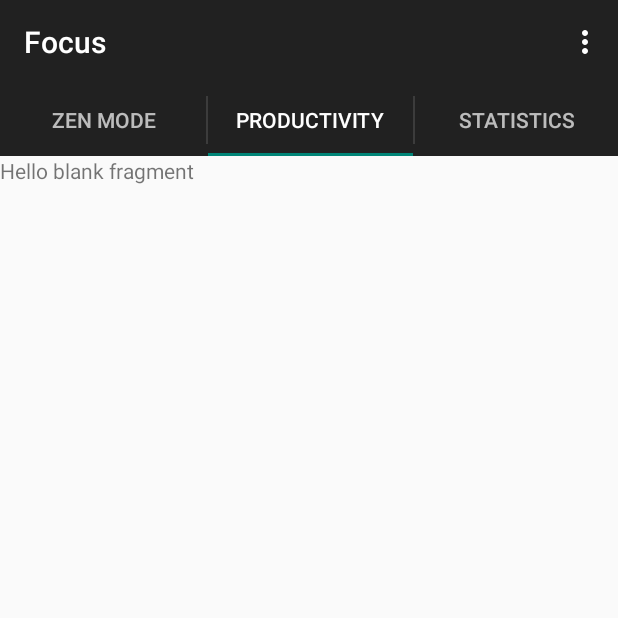
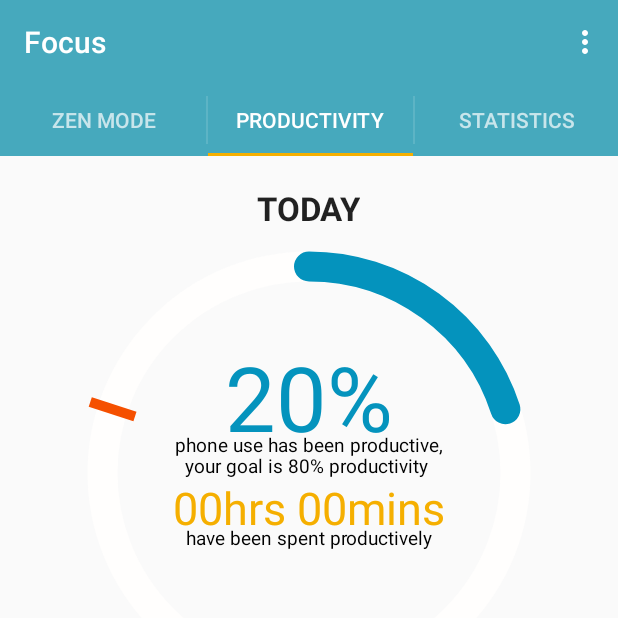
Before and after one commit to RishiBaijal/DHCS_project, an Android app: the screen it shows after launch (MainTabActivity), on a phone screen of 412 x 824 dp, the top half of it. Run offline under Robolectric (Android 15) with nearby library versions, the phone set to English and light mode, and no system bars.

Commit message:
Created custom UI objects

```diff
--- /dev/null
+++ b/Android/Focus/app/src/main/java/in/ac/iiitd/dhcs/focus/CustomUIClasses/MeterView.java
@@ -0,0 +1,220 @@
+package in.ac.iiitd.dhcs.focus.CustomUIClasses;
+
+import android.content.Context;
+import android.content.res.Resources;
+import android.graphics.Canvas;
+import android.graphics.Paint;
+import android.graphics.RectF;
+import android.graphics.Typeface;
+import android.util.AttributeSet;
+import android.view.View;
+
+import java.text.SimpleDateFormat;
+
+import in.ac.iiitd.dhcs.focus.R;
+
+/**
+ * Created by vedantdasswain on 12/03/15.
+ */
+public class MeterView extends View {
+    private Context mContext;
+    private int mBackgroundColor,mBackgroundWidth,mPrimaryColor,mPrimaryWidth,mTargetColor,mTargetLength,
+            mRegularTextSize,mPercentTextSize;
+    private Paint mArcPaintBackground,mArcPaintPrimary,mTargetMarkPaint,
+            mRegularText,mPercentText,mTargetText,mTitleText;
+    private float mPadding,mProgressPercent=5,mTarget=80;
+    private long mProgressValue=0;
+    private RectF mDrawingRect;
+    private static double M_PI_2 = Math.PI/2;
+
+    //MeterColour
+    private  int meterColour;
+    //TargetColour
+    private  int targetColour;
+
+    public MeterView(Context context, AttributeSet attrs) {
+        super(context, attrs);
+        mContext=context;
+        init();
+    }
+
+    private void init() {
+        Resources res = mContext.getResources();
+        float density = res.getDisplayMetrics().density;
+
+        meterColour=res.getColor(R.color.meterGauge);
+
+        targetColour=res.getColor(R.color.target);
+
+        mBackgroundColor = res.getColor(R.color.meterBackground);
+        mBackgroundWidth = (int)(20 * density); // default to 20dp
+        mPrimaryColor = meterColour;
+        mPrimaryWidth = (int)(20 * density);  // default to 20dp
+        mTargetColor = targetColour;
+        mTargetLength = (int)(mPrimaryWidth * 1.25); // 100% longer than arc line width
+        mRegularTextSize = (int)(mBackgroundWidth * 0.66); //Double the size of the width;
+        mPercentTextSize=(int)(mBackgroundWidth * 3);
+
+        mArcPaintBackground = new Paint() {
+            {
+                setDither(true);
+                setStyle(Style.STROKE);
+                setStrokeCap(Cap.SQUARE);
+                setStrokeJoin(Join.BEVEL);
+                setAntiAlias(true);
+            }
+        };
+        mArcPaintBackground.setColor(mBackgroundColor);
+        mArcPaintBackground.setStrokeWidth(mBackgroundWidth);
+
+        mArcPaintPrimary = new Paint() {
+            {
+                setDither(true);
+                setStyle(Style.STROKE);
+                setStrokeCap(Cap.ROUND);
+                setStrokeJoin(Join.ROUND);
+                setAntiAlias(true);
+            }
+        };
+        mArcPaintPrimary.setColor(mPrimaryColor);
+        mArcPaintPrimary.setStrokeWidth(mPrimaryWidth);
+
+        mTargetMarkPaint = new Paint() {
+            {
+                setDither(true);
+                setStyle(Style.STROKE);
+                setStrokeCap(Cap.SQUARE);
+                setStrokeJoin(Join.BEVEL);
+                setAntiAlias(true);
+            }
+        };
+        mTargetMarkPaint.setColor(mTargetColor);
+        // make target tick mark 1/3 width of progress(primary) arc width
+        mTargetMarkPaint.setStrokeWidth(mPrimaryWidth / 3);
+
+        // get widest drawn element to properly pad the rect we draw inside
+        float maxW = (mTargetLength >= mBackgroundWidth) ? mTargetLength : mBackgroundWidth;
+        // arc is drawn with it's stroke center at the rect size provided, so we have to pad
+        // it by half to bring it inside our bounding rect
+        mPadding = maxW / 2;
+        mProgressPercent = 0;
+
+        Typeface tf = Typeface.create("Helvetica",Typeface.NORMAL);
+        mRegularText=new Paint();
+        mRegularText.setColor(res.getColor(android.R.color.black));
+        mRegularText.setTextSize(mRegularTextSize);
+        mRegularText.setTextAlign(Paint.Align.CENTER);
+        mRegularText.setTypeface(tf);
+
+        mPercentText=new Paint();
+        mPercentText.setColor(meterColour);
+        mPercentText.setTextSize(mPercentTextSize);
+        mPercentText.setTypeface(tf);
+        mPercentText.setTextAlign(Paint.Align.CENTER);
+
+        mTargetText=new Paint();
+        mTargetText.setColor(getResources().getColor(R.color.accent));
+        mTargetText.setTextSize((float) (mPercentTextSize*0.5));
+        mTargetText.setTypeface(tf);
+        mTargetText.setTextAlign(Paint.Align.CENTER);
+
+    }
+
+    public void setProgress(float progress) {
+        mProgressPercent = progress;
+
+        invalidate();
+        requestLayout();
+    }
+
+    public void setTarget(float target) {
+        mTarget = target;
+
+        invalidate();
+        requestLayout();
+    }
+
+    @Override
+    protected void onDraw(Canvas canvas) {
+        super.onDraw(canvas);// bound our drawable arc to stay fully within our canvas
+        // full circle (start at 270, the "top")
+        canvas.drawArc(mDrawingRect, 270, 360, false, mArcPaintBackground);
+
+        float progress=mProgressPercent;
+        if(mProgressPercent>100)
+            progress=100f;
+
+        // draw starting at top of circle in the negative (counter-clockwise) direction
+        canvas.drawArc(mDrawingRect, 270 ,360*(progress/100f), false, mArcPaintPrimary);
+
+        // draw target mark along, but perpendicular to the arc's line
+        float radius = mDrawingRect.width() <= mDrawingRect.height()
+                ? mDrawingRect.width()/2 : mDrawingRect.height()/2;
+
+        float target=mTarget;
+        if(mTarget>100)
+            target=100f;
+
+        // Shift cos/sin by -90 deg (M_PI_2) to put start at 0 (top) and is in radians
+        float circleX = mDrawingRect.centerX() + radius *
+                (float)Math.sin((Math.PI * 2 * -target/ 100f) + Math.PI);
+        float circleY = mDrawingRect.centerY() + radius *
+                (float)Math.cos((Math.PI * 2 * -target/100f) + Math.PI);
+
+        float slope = circleX - mDrawingRect.centerX() == 0 ? 999999
+                : (circleY - mDrawingRect.centerY())/(circleX - mDrawingRect.centerX());
+
+        float projectedX = (float)((mTargetLength/2.0)/Math.sqrt(1 + Math.pow(slope, 2.0)));
+        float projectedY = (float)(((mTargetLength/2.0)*slope)
+                /Math.sqrt(1 + Math.pow(slope, 2.0)));
+
+        canvas.drawLine(circleX - projectedX,
+                circleY - projectedY,
+                circleX + projectedX,
+                circleY + projectedY,
+                mTargetMarkPaint);
+
+        canvas.drawText("phone use has been productive,",mDrawingRect.centerX(),mDrawingRect.centerY()-(radius*0.1f),mRegularText);
+        String valueString=((int)mTarget)+"%";
+        canvas.drawText("your goal is "+valueString+" productivity ",mDrawingRect.centerX(),mDrawingRect.centerY(),mRegularText);
+         valueString = Integer.toString((int)mProgressPercent)+"%";
+        canvas.drawText(valueString,mDrawingRect.centerX(),mDrawingRect.centerY()-(radius*0.2f),mPercentText);
+
+        canvas.drawText("have been spent productively",mDrawingRect.centerX(),mDrawingRect.centerY()+(radius*0.35f),mRegularText);
+        SimpleDateFormat sdf=new SimpleDateFormat("HH'hrs' mm'mins'");
+        valueString = sdf.format(mProgressValue).toString();
+        canvas.drawText(valueString,mDrawingRect.centerX(),mDrawingRect.centerY()+(radius*0.25f),mTargetText);
+
+    }
+
+    @Override
+    protected void onMeasure(int widthMeasureSpec, int heightMeasureSpec) {
+        super.onMeasure(widthMeasureSpec, heightMeasureSpec);
+
+        int size = 0;
+        int width = getMeasuredWidth();
+        int height = getMeasuredHeight();
+        int widthWithoutPadding = width - getPaddingLeft() - getPaddingRight();
+        int heigthWithoutPadding = height - getPaddingTop() - getPaddingBottom();
+
+        // set the dimensions
+        if (widthWithoutPadding > heigthWithoutPadding) {
+            size = heigthWithoutPadding;
+        } else {
+            size = widthWithoutPadding;
+        }
+
+        setMeasuredDimension(size + getPaddingLeft() + getPaddingRight(), size + getPaddingTop() + getPaddingBottom());
+    }
+
+    @Override
+    protected void onSizeChanged(int w, int h, int oldw, int oldh) {
+        super.onSizeChanged(w, h, oldw, oldh);
+        // bound our drawable arc to stay fully within our canvas
+        mDrawingRect = new RectF(mPadding + getPaddingLeft(),
+                mPadding + getPaddingTop(),
+                w - mPadding - getPaddingRight(),
+                h - mPadding - getPaddingBottom());
+    }
+
+}
--- a/Android/Focus/app/src/main/java/in/ac/iiitd/dhcs/focus/Database/DbContract.java
+++ b/Android/Focus/app/src/main/java/in/ac/iiitd/dhcs/focus/Database/DbContract.java
@@ -12,7 +12,7 @@ public class DbContract {
         private static final String REAL_TYPE = " REAL";
         private static final String COMMA_SEP = ",";
 
-        /* Any app that the user chooses to track will be placed in this column
+        /* Any app that the user chooses to track will be placed in these column
         with its productivity score set by the user.
         We will only track and process the time spent on these apps*/
         public static abstract class TrackedAppEntry implements BaseColumns {
@@ -32,7 +32,7 @@ public class DbContract {
         }
 
         /*Every time the user uses a tracked app and then stops/pauses it,
-        this table must be updated. This is the primary table that we will use to analyse the
+        this table must be updated. These are the columns that we will use to analyse the
         productivity*/
         public static abstract class ProductivityEntry implements BaseColumns {
             public static final String TABLE_NAME = "Productivity";
--- a/Android/Focus/app/src/main/java/in/ac/iiitd/dhcs/focus/MainTabs/ProductivityFragment.java
+++ b/Android/Focus/app/src/main/java/in/ac/iiitd/dhcs/focus/MainTabs/ProductivityFragment.java
@@ -7,6 +7,7 @@ import android.view.LayoutInflater;
 import android.view.View;
 import android.view.ViewGroup;
 
+import in.ac.iiitd.dhcs.focus.CustomUIClasses.MeterView;
 import in.ac.iiitd.dhcs.focus.R;
 
 
@@ -25,7 +26,7 @@ public class ProductivityFragment extends Fragment {
     private String mParam1;
     private String mParam2;
 
-
+    MeterView productivityMeterView;
     /**
      * Use this factory method to create a new instance of
      * this fragment using the provided parameters.
@@ -61,7 +62,11 @@ public class ProductivityFragment extends Fragment {
     public View onCreateView(LayoutInflater inflater, ViewGroup container,
                              Bundle savedInstanceState) {
         // Inflate the layout for this fragment
-        return inflater.inflate(R.layout.fragment_productivity, container, false);
+        View inflaterView=inflater.inflate(R.layout.fragment_productivity, container, false);
+        productivityMeterView=(MeterView)inflaterView.findViewById(R.id.productivityMeterView);
+        productivityMeterView.setProgress(20);
+        productivityMeterView.setTarget(80);
+        return inflaterView;
     }
 
 
--- a/Android/Focus/app/src/main/res/layout/fragment_productivity.xml
+++ b/Android/Focus/app/src/main/res/layout/fragment_productivity.xml
@@ -1,10 +1,28 @@
-<FrameLayout xmlns:android="http://schemas.android.com/apk/res/android"
+<RelativeLayout xmlns:android="http://schemas.android.com/apk/res/android"
     xmlns:tools="http://schemas.android.com/tools" android:layout_width="match_parent"
     android:layout_height="match_parent"
     tools:context="in.ac.iiitd.dhcs.focus.MainTabs.ProductivityFragment">
 
-    <!-- TODO: Update blank fragment layout -->
-    <TextView android:layout_width="match_parent" android:layout_height="match_parent"
-        android:text="@string/hello_blank_fragment" />
 
-</FrameLayout>
+    <TextView
+        android:layout_width="wrap_content"
+        android:layout_height="wrap_content"
+        android:textAppearance="?android:attr/textAppearanceLarge"
+        android:text="TODAY"
+        android:id="@+id/textView"
+        android:layout_alignParentTop="true"
+        android:layout_centerHorizontal="true"
+        android:layout_marginTop="20dp"
+        android:fontFamily="Helvetica"
+        android:textStyle="bold" />
+
+    <view
+        android:layout_width="300dp"
+        android:layout_height="300dp"
+        class="in.ac.iiitd.dhcs.focus.CustomUIClasses.MeterView"
+        android:id="@+id/productivityMeterView"
+        android:layout_marginTop="61dp"
+        android:layout_alignParentTop="true"
+        android:layout_centerHorizontal="true" />
+
+</RelativeLayout>
--- /dev/null
+++ b/Android/Focus/app/src/main/res/values-v21/styles.xml
@@ -0,0 +1,10 @@
+<?xml version="1.0" encoding="utf-8"?>
+<resources>
+    <style name="AppTheme" parent="AppTheme.Base">
+        <item name="android:windowContentTransitions">true</item>
+        <item name="android:windowAllowEnterTransitionOverlap">true</item>
+        <item name="android:windowAllowReturnTransitionOverlap">true</item>
+        <item name="android:windowSharedElementEnterTransition">@android:transition/move</item>
+        <item name="android:windowSharedElementExitTransition">@android:transition/move</item>
+    </style>
+</resources>
--- /dev/null
+++ b/Android/Focus/app/src/main/res/values/colours.xml
@@ -0,0 +1,12 @@
+<?xml version="1.0" encoding="utf-8"?>
+<resources>
+    <color name="primary">#ff46a9bd</color>
+    <color name="primaryDark">#ff0493bd</color>
+    <color name="primaryLight">#ffd0e9ec</color>
+    <color name="meterGauge">@color/primaryDark</color>
+    <color name="meterBackground">#fffffefd</color>
+    <color name="horizontalGauge">@color/primaryLight</color>
+    <color name="horizontalGaugeBackground">@color/meterGauge</color>
+    <color name="target">#fff55000</color>
+    <color name="accent">#fff5af00</color>
+</resources>
--- a/Android/Focus/app/src/main/res/values/styles.xml
+++ b/Android/Focus/app/src/main/res/values/styles.xml
@@ -1,8 +1,13 @@
 <resources>
 
     <!-- Base application theme. -->
-    <style name="AppTheme" parent="Theme.AppCompat.Light.DarkActionBar">
+    <style name="AppTheme" parent="AppTheme.Base"/>
+
+    <style name="AppTheme.Base" parent="Theme.AppCompat.Light.DarkActionBar">
         <!-- Customize your theme here. -->
+        <item name="colorPrimary">@color/primary</item>
+        <item name="colorPrimaryDark">@color/primaryDark</item>
+        <item name="colorAccent">@color/accent</item>
     </style>
 
 </resources>
```
Also changed, not shown: Android/Focus/app/src/main/java/in/ac/iiitd/dhcs/focus/CustomUIClasses/HorizontalGaugeView.java (added, +141 -0 lines).
